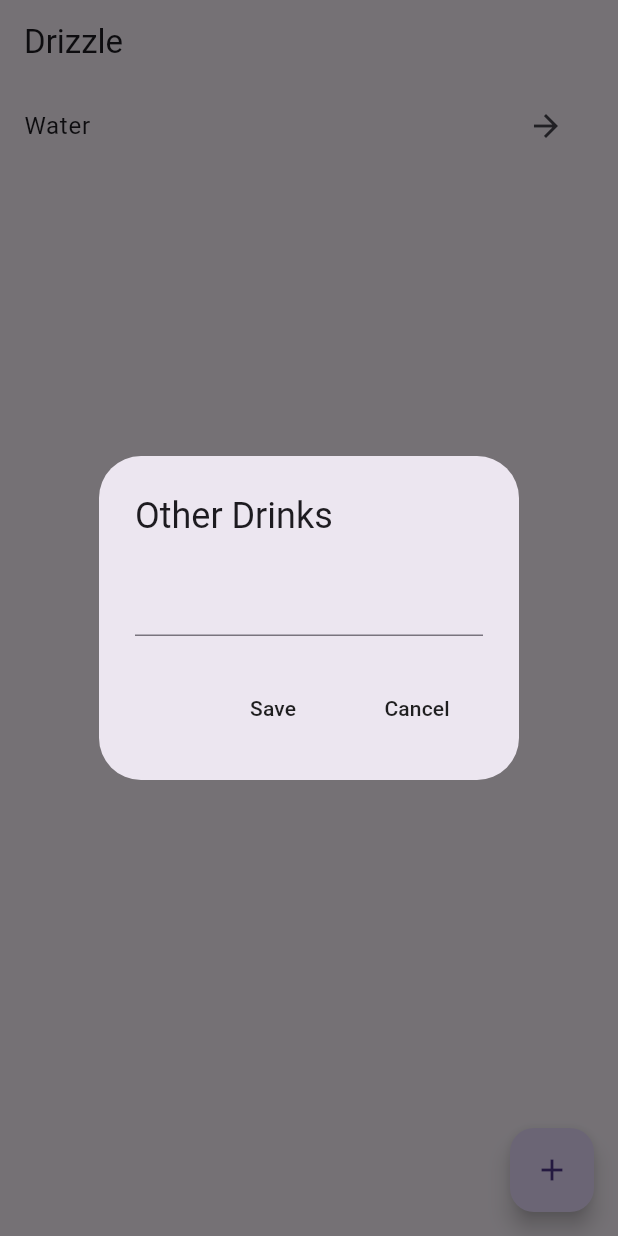
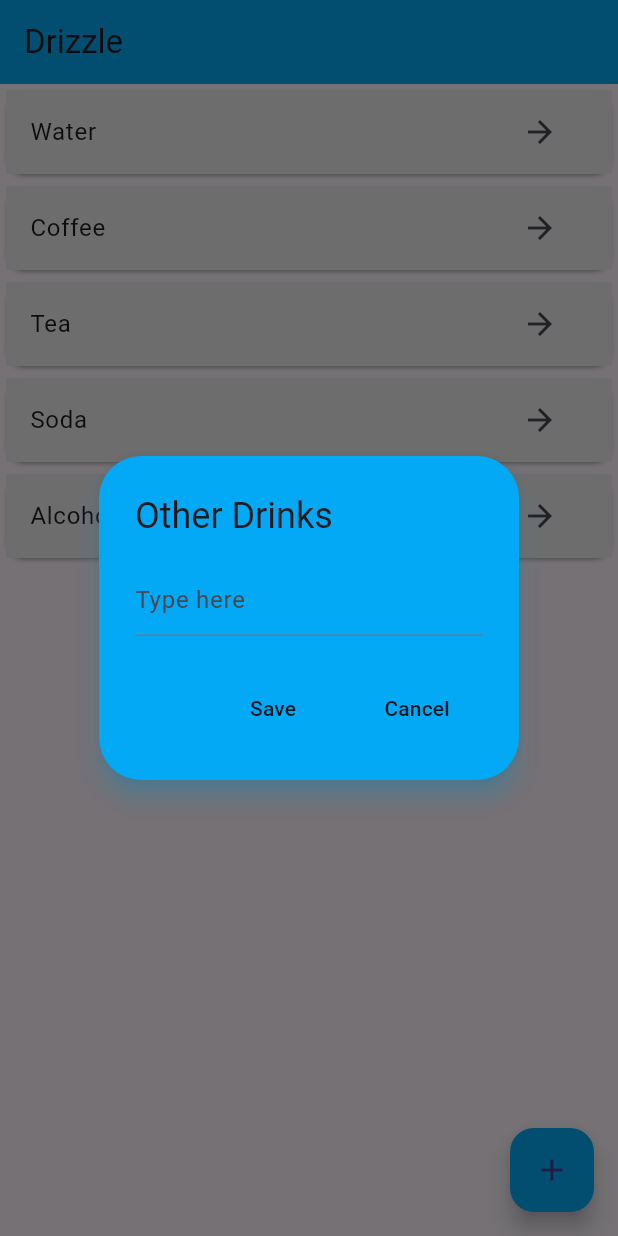
Before and after one commit to darylducks17/Drizzle, a Flutter app: the screen it shows after launch, after a tap on the "add" icon, on a phone screen of 412 x 824 dp. Run offline on Flutter 3.47's test engine with Material 3 defaults, Android fonts, the phone set to English and light mode, and no system bars.

Commit message:
drinks page UI completed

```diff
--- /dev/null
+++ b/drizzle/devtools_options.yaml
@@ -0,0 +1 @@
+extensions:
--- a/drizzle/lib/data/drinks_data.dart
+++ b/drizzle/lib/data/drinks_data.dart
@@ -11,7 +11,12 @@ class DrinksData extends ChangeNotifier {
 
 //default drink
   List<Drinks> drinksList = [
-    Drinks(name: "Water", details: [Details(amount: "100")])
+    Drinks(name: "Water", details: [Details(amount: "100")]),
+    Drinks(name: "Coffee", details: [Details(amount: "100")]),
+    Drinks(name: "Tea", details: [Details(amount: "100")]),
+    Drinks(name: "Soda", details: [Details(amount: "100")]),
+    Drinks(name: "Alcohol", details: [Details(amount: "100")]),
+
   ];
 
 //get list of drinks
--- a/drizzle/lib/pages/home_page.dart
+++ b/drizzle/lib/pages/home_page.dart
@@ -21,18 +21,27 @@ class HomePageState extends State<HomePage> {
         builder: (context) {
           return AlertDialog(
             title: const Text("Other Drinks"),
+            backgroundColor: Colors.lightBlue,
+            shadowColor: Colors.lightBlueAccent,
             content: TextField(
               controller: newDrinksNameController,
+              cursorColor: Colors.blueGrey,
+              decoration: const InputDecoration(
+                  hintText: 'Type here',
+                  focusedBorder: UnderlineInputBorder(
+                      borderSide: BorderSide(color: Colors.blueGrey))),
             ),
             actions: [
               //save button
               MaterialButton(
                 onPressed: save,
+                highlightColor: Colors.lightBlueAccent,
                 child: const Text('Save'),
               ),
               //cancel button
               MaterialButton(
                 onPressed: cancel,
+                highlightColor: Colors.lightBlueAccent,
                 child: const Text('Cancel'),
               ),
             ],
@@ -80,32 +89,27 @@ class HomePageState extends State<HomePage> {
       builder: (context, value, child) => Scaffold(
         appBar: AppBar(
           title: const Text('Drizzle'),
-          /*flexibleSpace: Container(
-          decoration: BoxDecoration(
-            gradient: const LinearGradient(
-              begin: Alignment.topRight,
-              end: Alignment.bottomRight,
-              colors: [
-                Colors.purpleAccent,
-                Colors.blueAccent,
-              ],
-            ),
-          ),
-        ),*/
+          backgroundColor: Colors.lightBlue,
         ),
         floatingActionButton: FloatingActionButton(
           onPressed: createNewDrinks,
+          backgroundColor: Colors.lightBlue,
           child: const Icon(Icons.add),
         ),
         body: ListView.builder(
           itemCount: value.getDrinksList().length,
-          itemBuilder: (context, index) => ListTile(
-            title: Text(value.getDrinksList()[index].name),
-            trailing: IconButton(
+          itemBuilder: (context, index) {
+            return Card (
+              child: ListTile(
+              tileColor: Colors.grey[200],
+              title: Text(value.getDrinksList()[index].name),
+              trailing: IconButton(
               icon: const Icon(Icons.arrow_forward),
-              onPressed: () => goToDrinksPage(value.getDrinksList()[index].name),
-            ),
-          ),
+              onPressed: () =>
+                  goToDrinksPage(value.getDrinksList()[index].name),
+              ),
+            ));
+          }
         ),
       ),
     );
--- a/drizzle/pubspec.yaml
+++ b/drizzle/pubspec.yaml
@@ -11,11 +11,15 @@ dependencies:
     sdk: flutter
   cupertino_icons: ^1.0.2
   provider: ^6.1.2
+  hive: ^2.2.0
+  hive_flutter: ^1.1.0
 
 dev_dependencies:
   flutter_test:
     sdk: flutter
   flutter_lints: ^3.0.0
+  hive_generator: ^2.0.1
+  build_runner: ^2.4.9
 
 flutter:
   uses-material-design: true
```
Also changed, not shown: drizzle/lib/components/details_tile.dart (added, +32 -0 lines), drizzle/lib/pages/drinks_page.dart (+106 -4 lines), drizzle/pubspec.lock.
